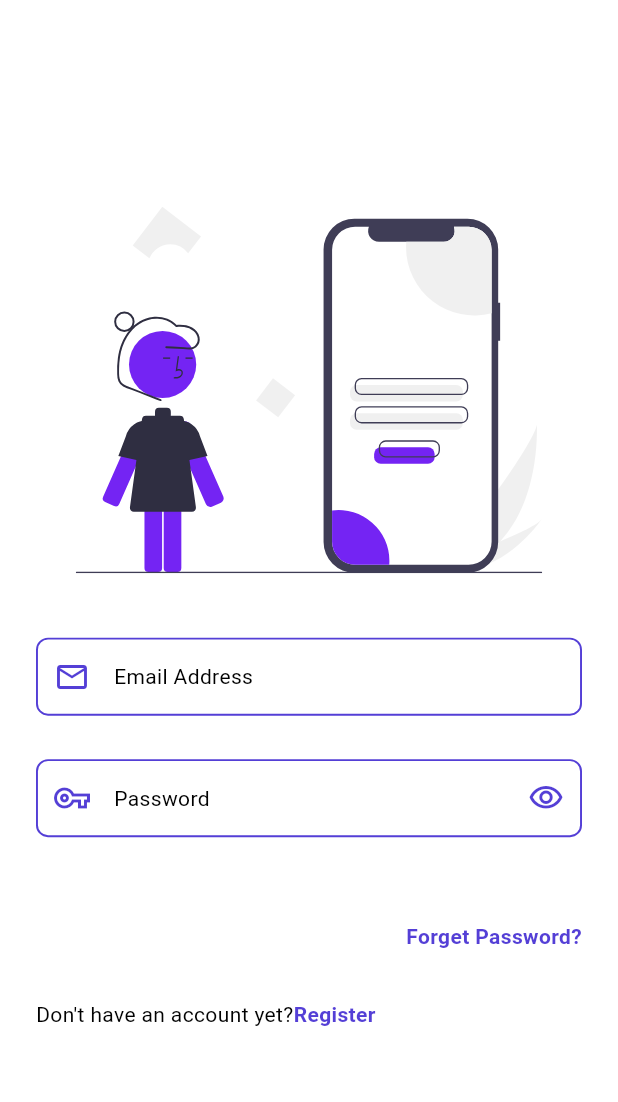
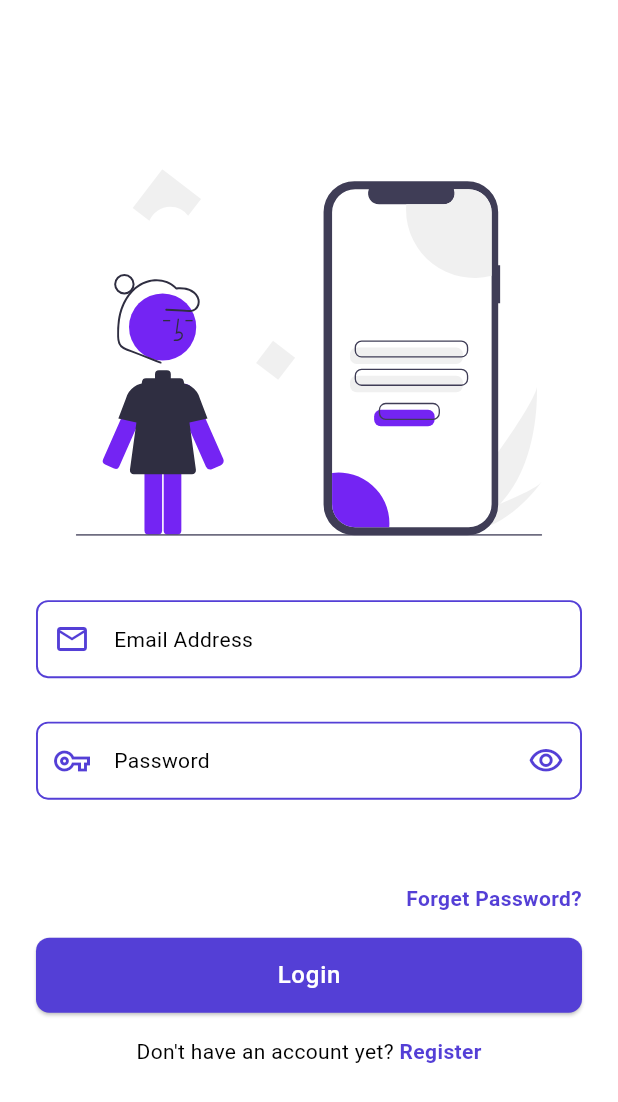
Before and after one commit to danielkelvin1/electra-style, a Flutter app: the screen it shows after launch, on a phone screen of 412 x 824 dp. Shown: the top 1102 px of the screen. Run offline on Flutter 3.47's test engine with Material 3 defaults, Android fonts, the phone set to English and light mode, and no system bars; our stand-ins replace flutter_svg, google_fonts.

Commit message:
fix: complete slicing ui login

```diff
--- a/package/auth/lib/persentation/pages/login_page.dart
+++ b/package/auth/lib/persentation/pages/login_page.dart
@@ -1,4 +1,5 @@
 // ignore_for_file: camel_case_types, prefer_typing_uninitialized_variables
+import 'package:auth/persentation/widgets/QActionButton.dart';
 import 'package:auth/persentation/widgets/QTextField.dart';
 import 'package:flutter/material.dart';
 import 'package:flutter_svg/flutter_svg.dart';
@@ -78,23 +79,24 @@ class _LoginPageState extends State<LoginPage> {
               height: 16.0,
             ),
             // btn
+            QActionButton(label: 'Login', onPressed: () {}),
             const SizedBox(
               height: 16.0,
             ),
-            Row(
+            RichText(
+              text: TextSpan(
+                text: 'Don\'t have an account yet? ',
+                style: Theme.of(context).textTheme.bodyMedium,
                 children: [
-                Text(
-                  'Don\'t have an account yet?',
-                  style: Theme.of(context).textTheme.bodyMedium,
-                ),
-                Text(
-                  'Register',
+                  TextSpan(
+                    text: 'Register',
                     style: Theme.of(context).textTheme.bodyMedium?.copyWith(
                           fontWeight: FontWeight.bold,
                           color: Theme.of(context).primaryColor,
                         ),
-                )
+                  ),
                 ],
+              ),
             )
           ],
         ),
--- /dev/null
+++ b/package/auth/lib/persentation/widgets/QActionButton.dart
@@ -0,0 +1,35 @@
+import 'package:flutter/material.dart';
+
+class QActionButton extends StatelessWidget {
+  final String label;
+  final Function onPressed;
+  const QActionButton({
+    Key? key,
+    required this.label,
+    required this.onPressed,
+  }) : super(key: key);
+
+  @override
+  Widget build(BuildContext context) {
+    return SizedBox(
+      width: MediaQuery.of(context).size.width,
+      height: 50,
+      child: ElevatedButton(
+        style: ElevatedButton.styleFrom(
+          backgroundColor: Theme.of(context).primaryColor,
+          shape: RoundedRectangleBorder(
+            borderRadius: BorderRadius.circular(9),
+          ),
+        ),
+        onPressed: () => onPressed(),
+        child: Text(
+          label,
+          style: Theme.of(context).textTheme.bodyLarge?.copyWith(
+                fontWeight: FontWeight.w500,
+                color: Colors.white,
+              ),
+        ),
+      ),
+    );
+  }
+}
```
Lines whose indentation alone changed are shown as unchanged.
